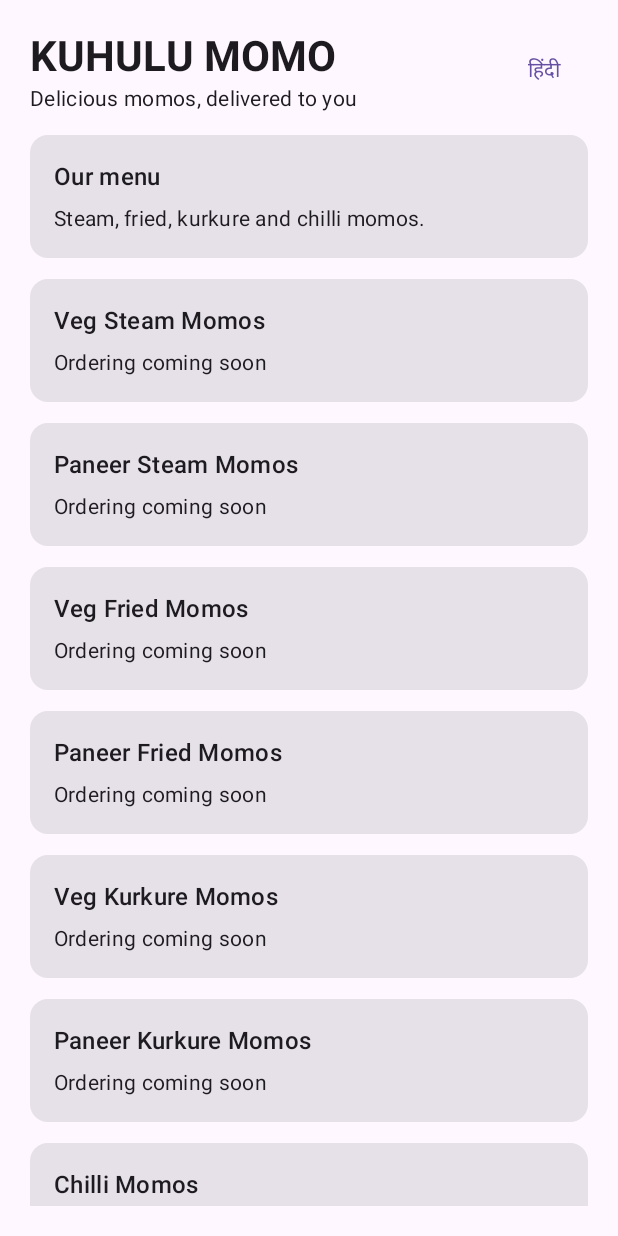
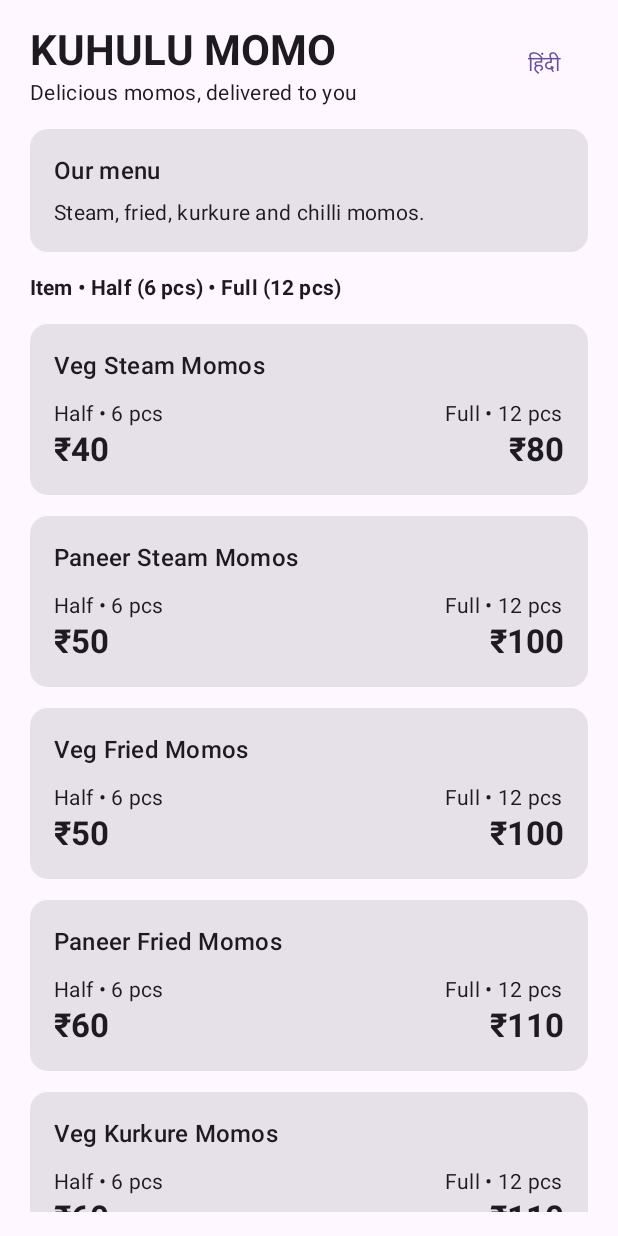
Before and after one commit to kanharohidas4-stack/KUHULU-MOMO, an Android app built with Jetpack Compose: the screen it shows after launch (MainActivity), after a tap on "English", on a phone screen of 412 x 824 dp. Run offline under Robolectric (Android 15) with nearby library versions, the phone set to English and light mode, and no system bars.

Commit message:
Add KUHULU MOMO customer menu with plate prices

```diff
--- a/app/src/main/java/com/kuhulumomo/MainActivity.kt
+++ b/app/src/main/java/com/kuhulumomo/MainActivity.kt
@@ -20,22 +20,33 @@ class MainActivity : ComponentActivity() {
     }
 }
 
+private data class MenuItem(
+    val name: String,
+    val hindiName: String,
+    val halfPrice: Int,
+    val fullPrice: Int
+)
+
+private val menuItems = listOf(
+    MenuItem("Veg Steam Momos", "वेज स्टीम मोमोज़", 40, 80),
+    MenuItem("Paneer Steam Momos", "पनीर स्टीम मोमोज़", 50, 100),
+    MenuItem("Veg Fried Momos", "वेज फ्राइड मोमोज़", 50, 100),
+    MenuItem("Paneer Fried Momos", "पनीर फ्राइड मोमोज़", 60, 110),
+    MenuItem("Veg Kurkure Momos", "वेज कुरकुरे मोमोज़", 60, 110),
+    MenuItem("Paneer Kurkure Momos", "पनीर कुरकुरे मोमोज़", 70, 130),
+    MenuItem("Veg Chilli Gravy Momos", "वेज चिली ग्रेवी मोमोज़", 80, 150),
+    MenuItem("Paneer Chilli Gravy Momos", "पनीर चिली ग्रेवी मोमोज़", 90, 170)
+)
+
 @Composable
 fun KuhuluMomoApp() {
     val isOwner = BuildConfig.APP_TYPE == "OWNER"
     var hindi by remember { mutableStateOf(true) }
-    val title = if (hindi) "KUHULU MOMO" else "KUHULU MOMO"
-    val subtitle = when {
-        isOwner && hindi -> "Owner App • आपका बिज़नेस"
-        isOwner -> "Owner App • Your business"
-        hindi -> "स्वादिष्ट मोमोज़, सीधे आपके घर"
-        else -> "Delicious momos, delivered to you"
-    }
 
     MaterialTheme {
         Scaffold { padding ->
             LazyColumn(
-                modifier = Modifier.fillMaxSize().padding(padding).padding(20.dp),
+                modifier = Modifier.fillMaxSize().padding(padding).padding(horizontal = 20.dp, vertical = 16.dp),
                 verticalArrangement = Arrangement.spacedBy(14.dp)
             ) {
                 item {
@@ -45,37 +56,98 @@ fun KuhuluMomoApp() {
                         verticalAlignment = Alignment.CenterVertically
                     ) {
                         Column {
-                            Text(title, style = MaterialTheme.typography.headlineMedium, fontWeight = FontWeight.Bold)
-                            Text(subtitle, style = MaterialTheme.typography.bodyMedium)
+                            Text("KUHULU MOMO", style = MaterialTheme.typography.headlineMedium, fontWeight = FontWeight.Bold)
+                            Text(
+                                if (isOwner) {
+                                    if (hindi) "Owner App • आपका बिज़नेस" else "Owner App • Your business"
+                                } else {
+                                    if (hindi) "स्वादिष्ट मोमोज़, सीधे आपके घर" else "Delicious momos, delivered to you"
+                                },
+                                style = MaterialTheme.typography.bodyMedium
+                            )
                         }
                         TextButton(onClick = { hindi = !hindi }) {
                             Text(if (hindi) "English" else "हिंदी")
                         }
                     }
                 }
+
                 if (isOwner) {
-                    item { SectionCard(if (hindi) "आज का डैशबोर्ड" else "Today's dashboard",
-                        if (hindi) "बिक्री, खर्च और मुनाफा यहाँ देख सकेंगे।" else "Sales, expenses and profit will appear here.") }
-                    items(listOf(
-                        if (hindi) "ऑर्डर मैनेजमेंट" else "Order management",
-                        if (hindi) "बिक्री और खर्च" else "Sales and expenses",
-                        if (hindi) "मुनाफा / नुकसान" else "Profit / loss",
-                        if (hindi) "स्टॉक मैनेजमेंट" else "Stock management"
-                    )) { label -> SectionCard(label, if (hindi) "जल्द आ रहा है" else "Coming soon") }
+                    item {
+                        SectionCard(
+                            if (hindi) "आज का डैशबोर्ड" else "Today's dashboard",
+                            if (hindi) "बिक्री, खर्च और मुनाफा यहाँ देख सकेंगे।" else "Sales, expenses and profit will appear here."
+                        )
+                    }
+                    items(
+                        listOf(
+                            if (hindi) "ऑर्डर मैनेजमेंट" else "Order management",
+                            if (hindi) "बिक्री और खर्च" else "Sales and expenses",
+                            if (hindi) "मुनाफा / नुकसान" else "Profit / loss",
+                            if (hindi) "स्टॉक मैनेजमेंट" else "Stock management"
+                        )
+                    ) { label ->
+                        SectionCard(label, if (hindi) "अगले अपडेट में आएगा" else "Coming in a future update")
+                    }
                 } else {
-                    item { SectionCard(if (hindi) "हमारा मेन्यू" else "Our menu",
-                        if (hindi) "स्टीम, फ्राइड, कुरकुरे और चिली मोमोज़।" else "Steam, fried, kurkure and chilli momos.") }
-                    items(listOf(
-                        "Veg Steam Momos",
-                        "Paneer Steam Momos",
-                        "Veg Fried Momos",
-                        "Paneer Fried Momos",
-                        "Veg Kurkure Momos",
-                        "Paneer Kurkure Momos",
-                        "Chilli Momos"
-                    )) { item -> SectionCard(item, if (hindi) "ऑर्डर सुविधा जल्द आ रही है" else "Ordering coming soon") }
-                    item { Text(if (hindi) "होम डिलीवरी: 2 KM के अंदर" else "Home delivery: within 2 KM",
-                        style = MaterialTheme.typography.bodyMedium, fontWeight = FontWeight.SemiBold) }
+                    item {
+                        SectionCard(
+                            if (hindi) "हमारा मेन्यू" else "Our menu",
+                            if (hindi) "स्टीम, फ्राइड, कुरकुरे और चिली मोमोज़।" else "Steam, fried, kurkure and chilli momos."
+                        )
+                    }
+                    item {
+                        Text(
+                            if (hindi) "आइटम • हाफ (6 पीस) • फुल (12 पीस)" else "Item • Half (6 pcs) • Full (12 pcs)",
+                            style = MaterialTheme.typography.titleSmall,
+                            fontWeight = FontWeight.Bold
+                        )
+                    }
+                    items(menuItems) { item ->
+                        MenuPriceCard(item = item, hindi = hindi)
+                    }
+                    item {
+                        Text(
+                            if (hindi) "होम डिलीवरी: 2 KM के अंदर" else "Home delivery: within 2 KM",
+                            style = MaterialTheme.typography.bodyLarge,
+                            fontWeight = FontWeight.SemiBold
+                        )
+                    }
+                    item {
+                        Text(
+                            if (hindi) "ऑनलाइन ऑर्डर की सुविधा अगले अपडेट में जोड़ी जाएगी।" else "Online ordering will be added in a future update.",
+                            style = MaterialTheme.typography.bodySmall
+                        )
+                    }
+                }
+            }
+        }
+    }
+}
+
+@Composable
+private fun MenuPriceCard(item: MenuItem, hindi: Boolean) {
+    Card(modifier = Modifier.fillMaxWidth()) {
+        Column(
+            modifier = Modifier.fillMaxWidth().padding(16.dp),
+            verticalArrangement = Arrangement.spacedBy(10.dp)
+        ) {
+            Text(
+                if (hindi) item.hindiName else item.name,
+                style = MaterialTheme.typography.titleMedium,
+                fontWeight = FontWeight.SemiBold
+            )
+            Row(
+                modifier = Modifier.fillMaxWidth(),
+                horizontalArrangement = Arrangement.SpaceBetween
+            ) {
+                Column {
+                    Text(if (hindi) "हाफ • 6 पीस" else "Half • 6 pcs", style = MaterialTheme.typography.bodyMedium)
+                    Text("₹${item.halfPrice}", style = MaterialTheme.typography.titleLarge, fontWeight = FontWeight.Bold)
+                }
+                Column(horizontalAlignment = Alignment.End) {
+                    Text(if (hindi) "फुल • 12 पीस" else "Full • 12 pcs", style = MaterialTheme.typography.bodyMedium)
+                    Text("₹${item.fullPrice}", style = MaterialTheme.typography.titleLarge, fontWeight = FontWeight.Bold)
                 }
             }
         }
```
